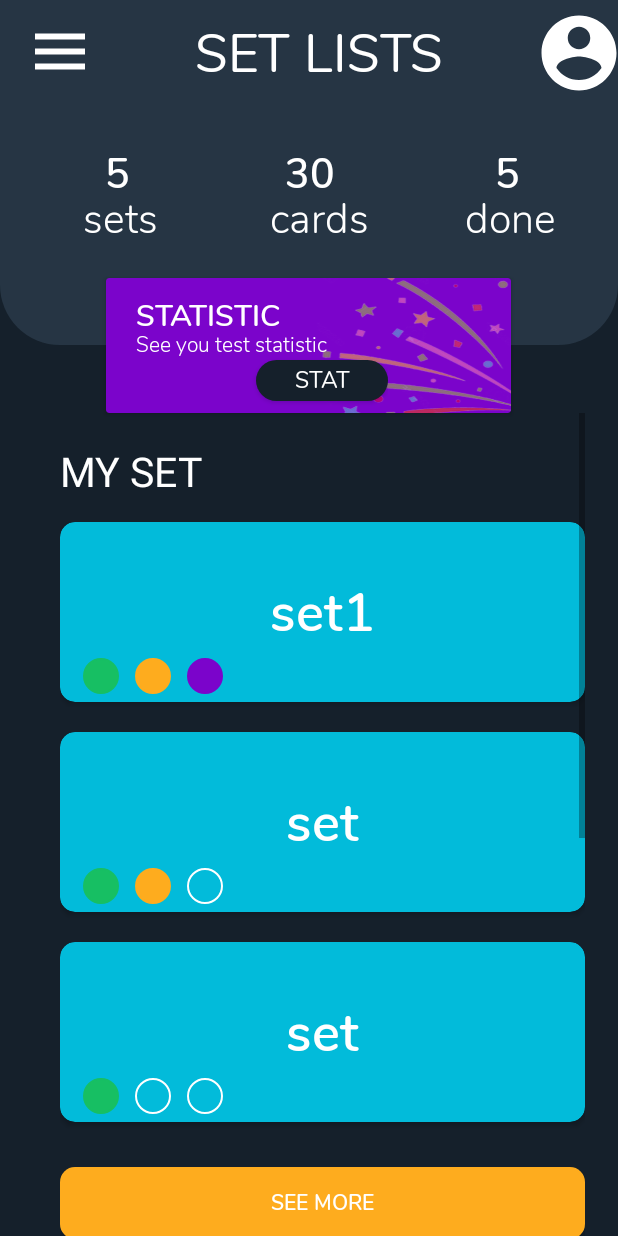
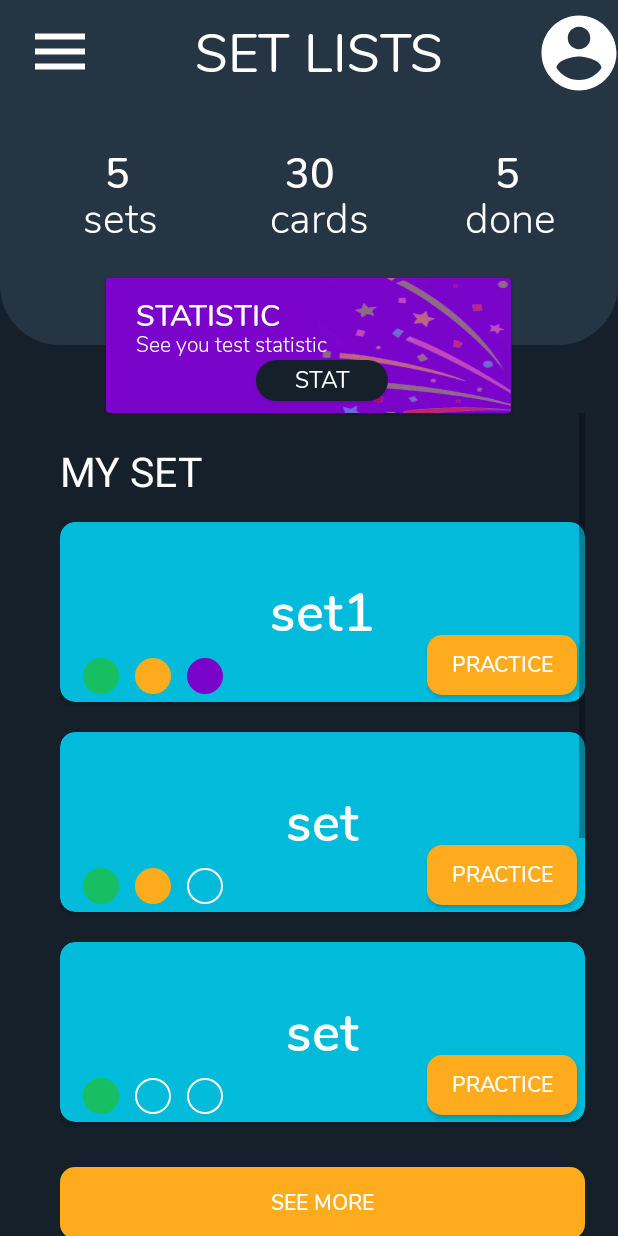
Before and after one commit to ghosthunterk/cardie, an Android app: the setlist_main screen opened directly, with no data from a screen before it, on a phone screen of 412 x 824 dp. Run offline under Robolectric (Android 15) with nearby library versions, the phone set to English and light mode, and no system bars.

Commit message:
added timers,layout switch

```diff
--- a/app/src/main/AndroidManifest.xml
+++ b/app/src/main/AndroidManifest.xml
@@ -9,14 +9,14 @@
         android:roundIcon="@mipmap/ic_launcher_round"
         android:supportsRtl="true"
         android:theme="@style/AppTheme">
-        <activity android:name=".LoginScreen"></activity>
+        <activity android:name=".TestMode1"></activity>
         <activity android:name=".ResultScreen" />
         <activity android:name=".SetViewActivity" />
         <activity android:name=".UserProfile" />
         <activity android:name=".mode_select" />
         <activity android:name=".card_single" />
         <activity android:name=".setlist_main" />
-        <activity android:name=".TestMode1">
+        <activity android:name=".LoginScreen">
             <intent-filter>
                 <action android:name="android.intent.action.MAIN" />
 
--- a/app/src/main/java/com/example/cardie/SetListener.java
+++ b/app/src/main/java/com/example/cardie/SetListener.java
@@ -2,5 +2,6 @@ package com.example.cardie;
 
 public interface SetListener {
     void onSetClick(CardieSet set);
+    void onPracticeButtonClick(String setName);
     void onSetClick(String setName);
 }
--- a/app/src/main/java/com/example/cardie/TestMode1.java
+++ b/app/src/main/java/com/example/cardie/TestMode1.java
@@ -13,6 +13,8 @@ import android.widget.TextView;
 import java.util.ArrayList;
 import java.util.List;
 import java.util.Random;
+import java.util.Timer;
+import java.util.TimerTask;
 
 public class TestMode1 extends AppCompatActivity {
     ViewPagerAdapter_SetResult Adapter;
@@ -25,18 +27,24 @@ public class TestMode1 extends AppCompatActivity {
     Button choiceStop;
     int pos=0;
     int score;
+    int count=0;
     TextView definition;
     Dialog myDialog;
+    TextView mySetName;
     @Override
     protected void onCreate(Bundle savedInstanceState) {
         super.onCreate(savedInstanceState);
         setContentView(R.layout.activity_test_mode1);
+        timer();
         setDefinition=findViewById(R.id.test_definition);
         currentCardNum=findViewById(R.id.currentQuestionNum);
         choice1=findViewById(R.id.choice1);
         choice2=findViewById(R.id.choice2);
         choiceStop = findViewById(R.id.choiceStop);
-
+        Intent intent = this.getIntent();
+        String str=intent.getExtras().getString("setName2");
+        mySetName=findViewById(R.id.testmode1_setname);
+        mySetName.setText(str);
         mData=new ArrayList<>();
         mData.add(new Card("C01","Cat","Cute","Noun",R.drawable.cat_standing));
         mData.add(new Card("C01","Dog","Friendly","Noun",R.drawable.cat_standing));
@@ -189,7 +197,25 @@ public class TestMode1 extends AppCompatActivity {
         Intent intent = new Intent(TestMode1.this,ResultScreen.class);
         intent.putExtra("score",String.valueOf(score));
         intent.putExtra("totalquestion",String.valueOf(mData.size()));
+        intent.putExtra("timer",String.valueOf(count));
         startActivity(intent);
+    }
+    public void timer(){
+        Timer T=new Timer();
+        T.scheduleAtFixedRate(new TimerTask() {
+            @Override
+            public void run() {
+                runOnUiThread(new Runnable()
+                {
+                    @Override
+                    public void run()
+                    {
+                        count++;
+                    }
+                });
+            }
+        }, 1000, 1000);
+
     }
 
 }
--- a/app/src/main/java/com/example/cardie/setlist_adapter.java
+++ b/app/src/main/java/com/example/cardie/setlist_adapter.java
@@ -6,6 +6,7 @@ import android.graphics.drawable.Drawable;
 import android.view.LayoutInflater;
 import android.view.View;
 import android.view.ViewGroup;
+import android.widget.Button;
 import android.widget.ImageView;
 import android.widget.TextView;
 
@@ -50,6 +51,12 @@ public class setlist_adapter extends RecyclerView.Adapter<setlist_adapter.MyView
                 listener.onSetClick(mDrawable);
             }
         });
+        holder.practice.setOnClickListener(new View.OnClickListener() {
+            @Override
+            public void onClick(View v) {
+                listener.onPracticeButtonClick(mDrawable.getSetName());
+            }
+        });
         switch (mDrawable.getDifficulty()) {
             case 1: {
                 //holder.imageView1.setBackgroundResource(R.drawable.circlefull);
@@ -84,6 +91,7 @@ public class setlist_adapter extends RecyclerView.Adapter<setlist_adapter.MyView
         ImageView imageView1;
         ImageView imageView2;
         ImageView imageView3;
+        Button practice;
         public MyViewHolder(@NonNull View itemView) {
             super(itemView);
             set_title =  itemView.findViewById(R.id.myset_title);
@@ -91,7 +99,8 @@ public class setlist_adapter extends RecyclerView.Adapter<setlist_adapter.MyView
             imageView1 = itemView.findViewById(R.id.diff1);
             imageView2 = itemView.findViewById(R.id.diff2);
             imageView3 = itemView.findViewById(R.id.diff3);
+            practice = itemView.findViewById(R.id.let_practice);
+        }
 
-        }
     }
 }
--- a/app/src/main/res/layout/activity_card_single.xml
+++ b/app/src/main/res/layout/activity_card_single.xml
@@ -55,5 +55,17 @@
             android:background="@drawable/difficulty_default">
         </ImageView>
     </LinearLayout>
+    <Button
+        android:layout_marginRight="5dp"
+        android:layout_gravity="end"
+        android:layout_marginTop="75dp"
+        android:layout_width="100dp"
+        android:text="PRACTICE"
+        android:textColor="@color/textWhite"
+        android:fontFamily="@font/nunitosemibold"
+        android:background="@drawable/card_round_corner_orange"
+        android:layout_height="40dp"
+        android:id="@+id/let_practice">
+    </Button>
 
 </androidx.cardview.widget.CardView>
--- a/app/src/main/res/layout/activity_mode_select.xml
+++ b/app/src/main/res/layout/activity_mode_select.xml
@@ -83,14 +83,14 @@
                         android:fontFamily="@font/nunitolight">
                     </TextView>
 
-                    <TextView
+                    <Button
                         android:id="@+id/mode1"
                         android:layout_width="48dp"
                         android:layout_height="48dp"
                         android:background="@drawable/ic_play_arrow_black_24dp"
                         android:layout_marginLeft="80dp"
                         android:layout_marginTop="10dp">
-                    </TextView>
+                    </Button>
                 </LinearLayout>
             </androidx.cardview.widget.CardView>
 
--- a/app/src/main/res/layout/activity_test_mode1.xml
+++ b/app/src/main/res/layout/activity_test_mode1.xml
@@ -11,6 +11,7 @@
         android:orientation="vertical"
         android:gravity="center">
         <TextView
+            android:id="@+id/testmode1_setname"
             android:layout_width="wrap_content"
             android:layout_height="wrap_content"
             android:text="Card set name"
```
Also changed, not shown: app/src/main/java/com/example/cardie/ResultScreen.java (+7 -2 lines), app/src/main/java/com/example/cardie/mode_select.java (+15 -0 lines), app/src/main/java/com/example/cardie/setlist_main.java (+7 -0 lines), app/src/main/res/layout/activity_result_screen.xml (+9 -7 lines).
